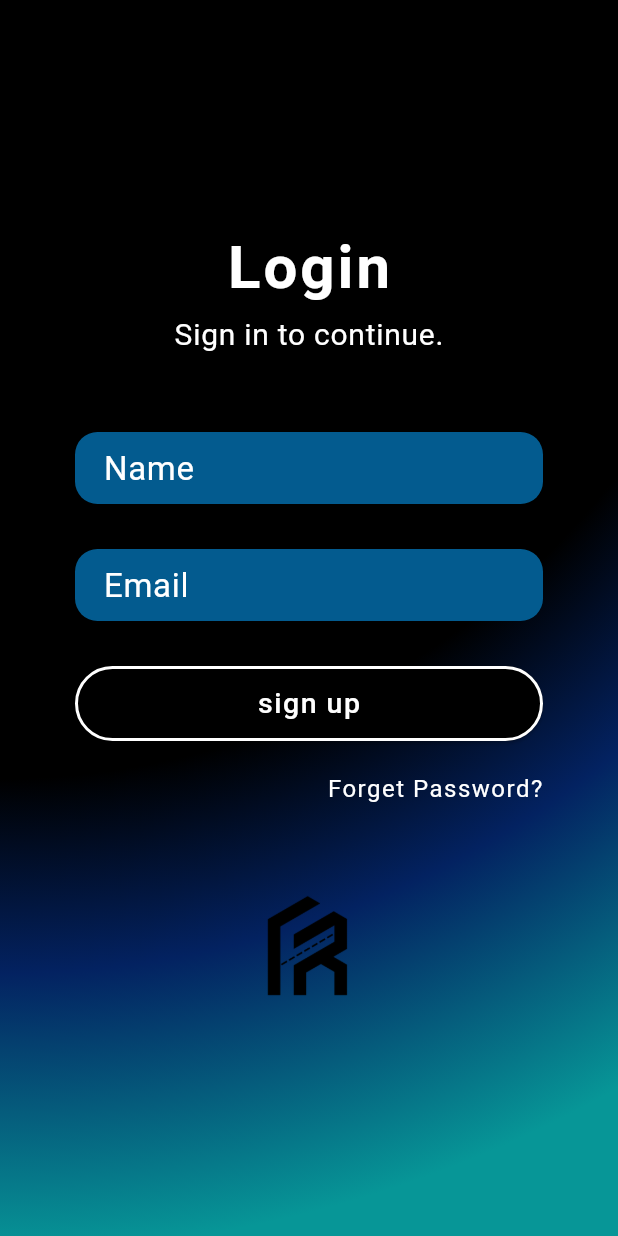
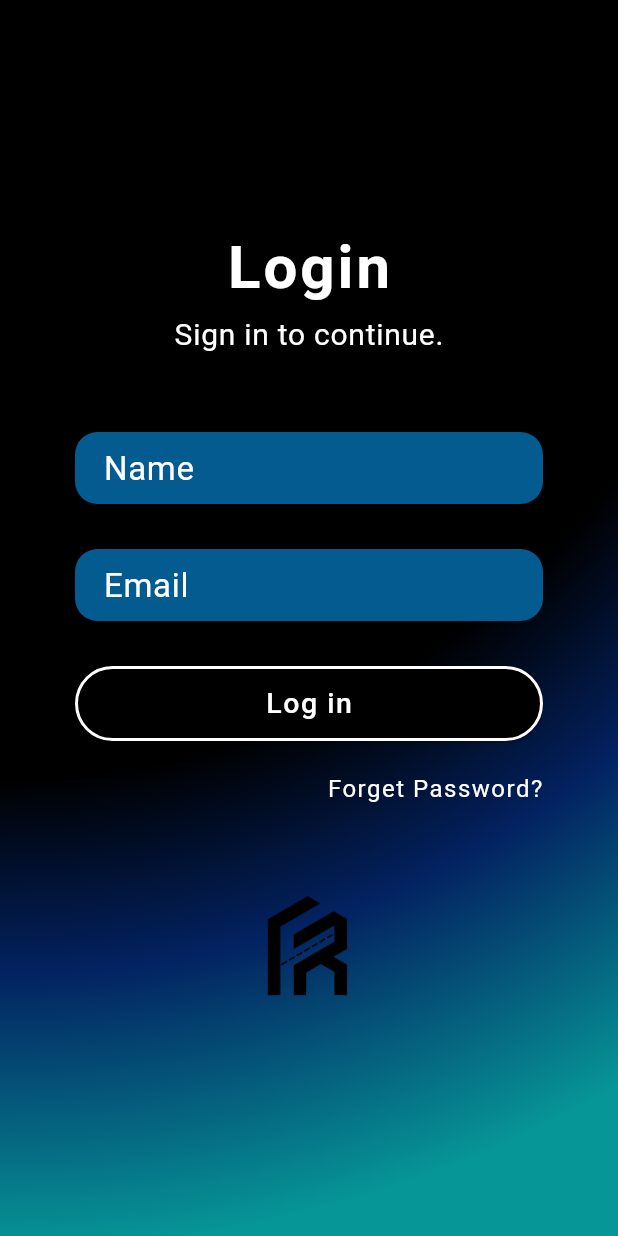
Before and after one commit to Tech-Tribee/Fleet-Roving-Employee, a Flutter app: the screen it shows after launch, on a phone screen of 412 x 824 dp. Run offline on Flutter 3.47's test engine with Material 2 defaults, Android fonts, the phone set to English and light mode, and no system bars.

Commit message:
feature: designed and coded the login page & made some minor changes

```diff
--- a/lib/features/authentication/screens/login_screen.dart
+++ b/lib/features/authentication/screens/login_screen.dart
@@ -78,7 +78,7 @@ class _LoginScreenState extends State<LoginScreen> {
               ),
               const SizedBox(height: 30),
               CustomButton(
-                text: "sign up",
+                text: "Log in",
                 onPressed: handlesubmit,
               ),
               const SizedBox(height: 20),
--- a/lib/main.dart
+++ b/lib/main.dart
@@ -10,7 +10,7 @@ class MyApp extends StatelessWidget {
   @override
   Widget build(BuildContext context) {
     return MaterialApp(
-      title: 'Fleet Roving Employee',
+      title: 'Fleet Roving',
       debugShowCheckedModeBanner: false,
       theme: ThemeData(
         colorScheme: ColorScheme.fromSeed(seedColor: Colors.white),
```
